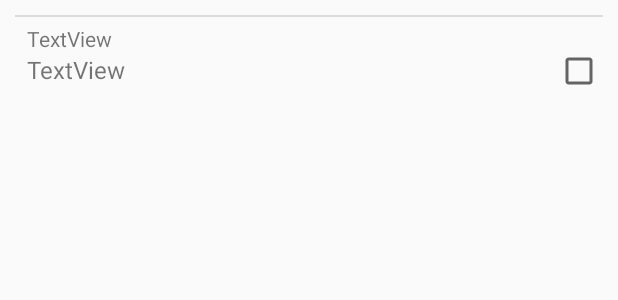
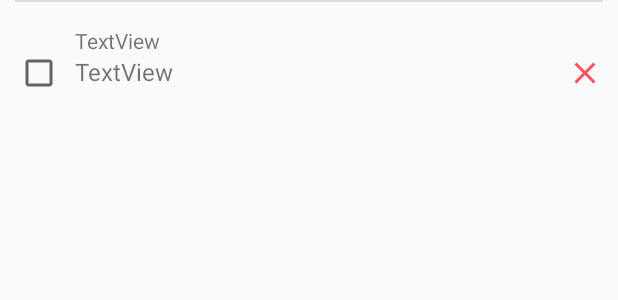
Before and after one commit to boarderYuki/AOS_study_0001, an Android app: the layout cell_layout.xml on its own in the app's theme, with its tools: preview values and no code run, on a phone screen of 412 x 824 dp. Shown: the top 300 px of the screen. Run offline under Robolectric (Android 15) with nearby library versions, the phone set to English and light mode, and no system bars.

Commit message:
삭제기능 완료

```diff
--- a/app/build.gradle
+++ b/app/build.gradle
@@ -40,6 +40,7 @@ dependencies {
     implementation 'com.github.GrenderG:Toasty:1.3.0'
     //RX
     implementation 'com.jakewharton.rxbinding2:rxbinding-kotlin:2.1.1'
+
     // Anko Commons
     implementation "org.jetbrains.anko:anko-commons:$anko_version"
     // Appcompat-v7 (only Anko Commons)
--- a/app/src/main/java/io/indexpath/study_001/Person.kt
+++ b/app/src/main/java/io/indexpath/study_001/Person.kt
@@ -3,6 +3,7 @@ package io.indexpath.study_001
 import io.realm.RealmObject
 import io.realm.annotations.PrimaryKey
 import io.realm.annotations.RealmClass
+import java.util.*
 
 /**
  * Study_001
@@ -25,9 +26,10 @@ open class Person(): RealmObject() {
 open class TodoList: RealmObject() {
 
 
-    var id: Long = 0
+    var id: Date? = null
     var owner: String? = null
     var cDate: String = ""
     var content: String? = null
     var isFinish: Boolean = false
+
 }
--- /dev/null
+++ b/app/src/main/res/drawable/ic_del.xml
@@ -0,0 +1,5 @@
+<vector android:height="24dp" android:tint="#FF505C"
+    android:viewportHeight="24.0" android:viewportWidth="24.0"
+    android:width="24dp" xmlns:android="http://schemas.android.com/apk/res/android">
+    <path android:fillColor="#FF000000" android:pathData="M19,6.41L17.59,5 12,10.59 6.41,5 5,6.41 10.59,12 5,17.59 6.41,19 12,13.41 17.59,19 19,17.59 13.41,12z"/>
+</vector>
--- a/app/src/main/res/layout/cell_layout.xml
+++ b/app/src/main/res/layout/cell_layout.xml
@@ -4,20 +4,20 @@
     xmlns:tools="http://schemas.android.com/tools"
     android:layout_width="match_parent"
     android:layout_height="wrap_content"
-    android:padding="10dp">
+    android:paddingLeft="10dp"
+    android:paddingRight="10dp">
 
     <TextView
         android:id="@+id/todoContent"
         android:layout_width="0dp"
         android:layout_height="wrap_content"
-        android:layout_marginEnd="16dp"
+        android:layout_marginEnd="8dp"
         android:layout_marginStart="8dp"
         android:text="TextView"
         android:textSize="16sp"
         app:layout_constraintBottom_toBottomOf="parent"
-        app:layout_constraintEnd_toStartOf="@+id/cellCheckBox"
-        app:layout_constraintHorizontal_bias="0.5"
-        app:layout_constraintStart_toStartOf="parent"
+        app:layout_constraintEnd_toStartOf="@+id/btnDel"
+        app:layout_constraintStart_toEndOf="@+id/cellCheckBox"
         app:layout_constraintTop_toBottomOf="@+id/createDate" />
 
     <CheckBox
@@ -25,7 +25,9 @@
         android:layout_width="wrap_content"
         android:layout_height="wrap_content"
         app:layout_constraintBaseline_toBaselineOf="@+id/todoContent"
-        app:layout_constraintEnd_toEndOf="parent" />
+        app:layout_constraintEnd_toStartOf="@+id/todoContent"
+        app:layout_constraintHorizontal_chainStyle="spread_inside"
+        app:layout_constraintStart_toStartOf="parent" />
 
     <TextView
         android:id="@+id/createDate"
@@ -41,8 +43,22 @@
         android:id="@+id/divider"
         android:layout_width="0dp"
         android:layout_height="1dp"
+        android:layout_marginBottom="16dp"
         android:background="?android:attr/listDivider"
+        app:layout_constraintBottom_toTopOf="@+id/createDate"
         app:layout_constraintEnd_toEndOf="parent"
         app:layout_constraintStart_toStartOf="parent"
         app:layout_constraintTop_toTopOf="parent" />
+
+    <ImageButton
+        android:id="@+id/btnDel"
+        android:layout_width="wrap_content"
+        android:layout_height="wrap_content"
+        android:background="@android:color/transparent"
+        app:layout_constraintBottom_toBottomOf="parent"
+        app:layout_constraintEnd_toEndOf="parent"
+        app:layout_constraintTop_toBottomOf="@+id/createDate"
+        app:layout_constraintVertical_bias="0.0"
+        app:srcCompat="@drawable/ic_del" />
+
 </android.support.constraint.ConstraintLayout>
```
Also changed, not shown: app/src/main/java/io/indexpath/study_001/ResultActivity.kt (+34 -28 lines), app/src/main/res/layout/activity_result.xml (+5 -2 lines).
